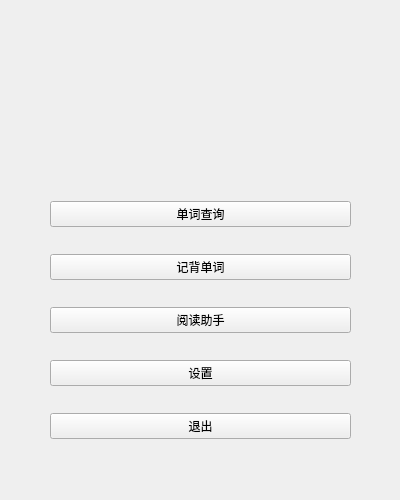
Before: the Qt Designer form form/chooseui.ui in squarefk/EnglishHelper, drawn with Qt 5.
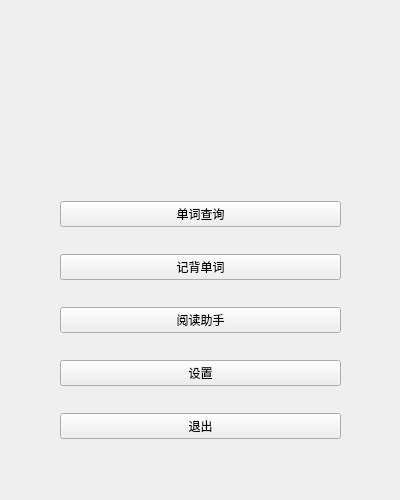
After: the same form once the commit is applied.

The edit to the form file:
```diff
--- a/form/chooseui.ui
+++ b/form/chooseui.ui
@@ -16,9 +16,9 @@
   <widget class="QWidget" name="layoutWidget">
    <property name="geometry">
     <rect>
-     <x>50</x>
+     <x>60</x>
      <y>180</y>
-     <width>301</width>
+     <width>281</width>
      <height>281</height>
     </rect>
    </property>
```
